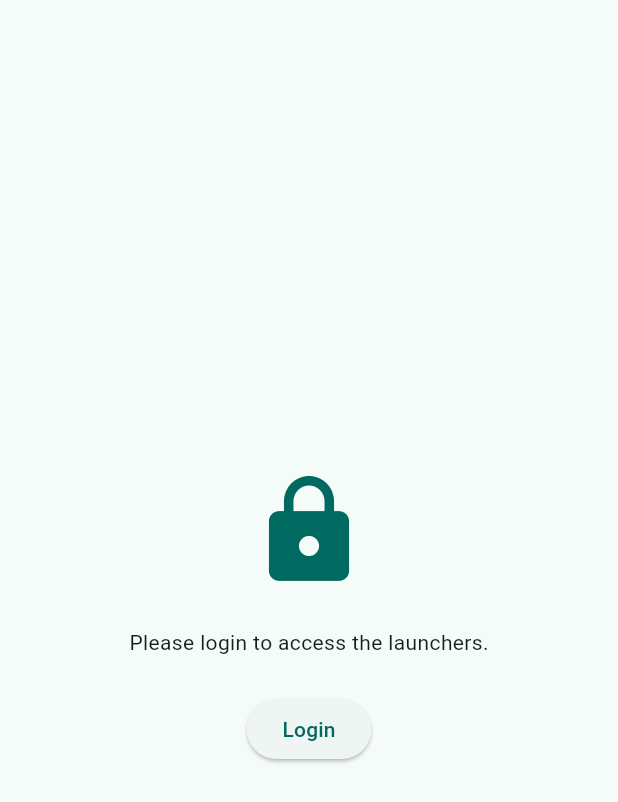
After one commit to carbon-a-rat/skywalker, a Flutter app: the AccountPage screen opened directly, on a phone screen of 412 x 824 dp. The commit adds this screen. Shown: the top 802 px of the screen. Run offline on Flutter 3.47's test engine with Material 3 defaults, Android fonts, the phone set to English and light mode, and no system bars; our stand-ins replace get_it, pocketbase, smooth_page_indicator.

Commit message:
feat: add account page

```diff
--- a/lib/main.dart
+++ b/lib/main.dart
@@ -1,4 +1,5 @@
 import 'package:flutter/material.dart';
+import 'package:skywalker/pages/account.dart';
 import 'package:skywalker/pages/launcher_list.dart';
 import 'package:skywalker/pages/data_visualization.dart';
 import 'package:skywalker/pages/login_page.dart';
@@ -47,6 +48,7 @@ class _MyHomePageState extends State<MyHomePage> {
     NavigationItem(icon: Icons.rocket_launch, label: 'Launchers'),
     NavigationItem(icon: Icons.data_thresholding, label: 'Data Analysis'),
     NavigationItem(icon: Icons.settings, label: 'Settings'),
+    NavigationItem(icon: Icons.account_circle, label: 'Account'),
   ];
 
   @override
@@ -59,6 +61,7 @@ class _MyHomePageState extends State<MyHomePage> {
           LauncherListPage(), // 0
           DataVisualizationPage(), // 1
           SettingsPage(), // 2
+          AccountPage(),
         ][selectedIndex];
 
     return LayoutBuilder(
@@ -108,6 +111,7 @@ class _MyHomePageState extends State<MyHomePage> {
                   selectedIndex = value;
                 });
               },
+
               items:
                   navigationItems
                       .map(
--- /dev/null
+++ b/lib/pages/account.dart
@@ -0,0 +1,115 @@
+import 'package:flutter/material.dart';
+import 'package:skywalker/components/pad.dart';
+import 'package:skywalker/pages/login_page.dart';
+import 'package:skywalker/server/pocketbase_controller.dart';
+import 'package:skywalker/services.dart';
+
+class AccountPage extends StatefulWidget {
+  const AccountPage({super.key});
+
+  @override
+  State<AccountPage> createState() => _Accountpage();
+}
+
+class _Accountpage extends State<AccountPage> {
+  @override
+  Widget build(BuildContext context) {
+    var pbc = getIt<PocketbaseController>();
+
+    if (pbc.loggedIn == false) {
+      return Scaffold(
+        body: Center(
+          child: Column(
+            mainAxisAlignment: MainAxisAlignment.center,
+            children: [
+              Icon(
+                Icons.lock,
+                size: 80,
+                color: Theme.of(context).colorScheme.primary,
+              ),
+              padbig(Text("Please login to access the launchers.")),
+              ElevatedButton(
+                onPressed: () {
+                  Navigator.push(
+                    context,
+                    MaterialPageRoute(
+                      builder: (context) => const LoginPage(title: "Login"),
+                    ),
+                  ).then((value) {
+                    setState(() {});
+                  });
+                },
+                child: const Text("Login"),
+              ),
+            ],
+          ),
+        ),
+      );
+    }
+
+    var user = pbc.current_user()!;
+    return Center(
+      child: Column(
+        mainAxisAlignment: MainAxisAlignment.center,
+
+        children: [
+          Icon(Icons.account_box, size: 100),
+          Text('Account', style: TextStyle(fontSize: 24)),
+          SizedBox(height: 20),
+          padbig(
+            Card.filled(
+              elevation: 2.0,
+              child: padbig(
+                Column(
+                  children: [
+                    Row(
+                      mainAxisAlignment: MainAxisAlignment.start,
+                      children: [
+                        Icon(Icons.person, size: 40),
+                        SizedBox(width: 10),
+                        Text('Username: ', style: TextStyle(fontSize: 20)),
+                        Text(user.name, style: TextStyle(fontSize: 20)),
+                      ],
+                    ),
+                    SizedBox(height: 10),
+                    Row(
+                      mainAxisAlignment: MainAxisAlignment.start,
+                      children: [
+                        Icon(Icons.email, size: 40),
+                        SizedBox(width: 10),
+                        Text('Email: ', style: TextStyle(fontSize: 20)),
+                        Text(user.email, style: TextStyle(fontSize: 20)),
+                      ],
+                    ),
+                    SizedBox(height: 10),
+                    pady(
+                      FilledButton(
+                        onPressed: () {
+                          pbc.logout().then((value) {
+                            if (context.mounted) {
+                              Navigator.push(
+                                context,
+                                MaterialPageRoute(
+                                  builder:
+                                      (context) =>
+                                          const LoginPage(title: "Login"),
+                                ),
+                              ).then((value) {
+                                setState(() {});
+                              });
+                            }
+                          });
+                        },
+                        child: Text('Logout', style: TextStyle(fontSize: 20)),
+                      ),
+                    ),
+                  ],
+                ),
+              ),
+            ),
+          ),
+        ],
+      ),
+    );
+  }
+}
```
